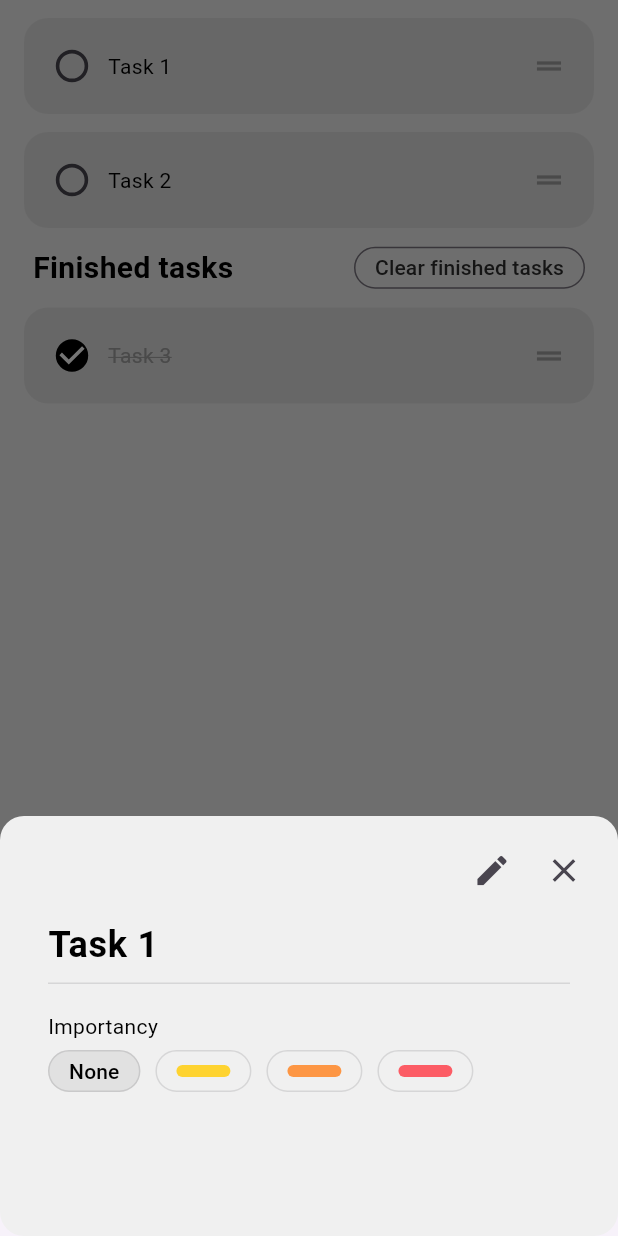
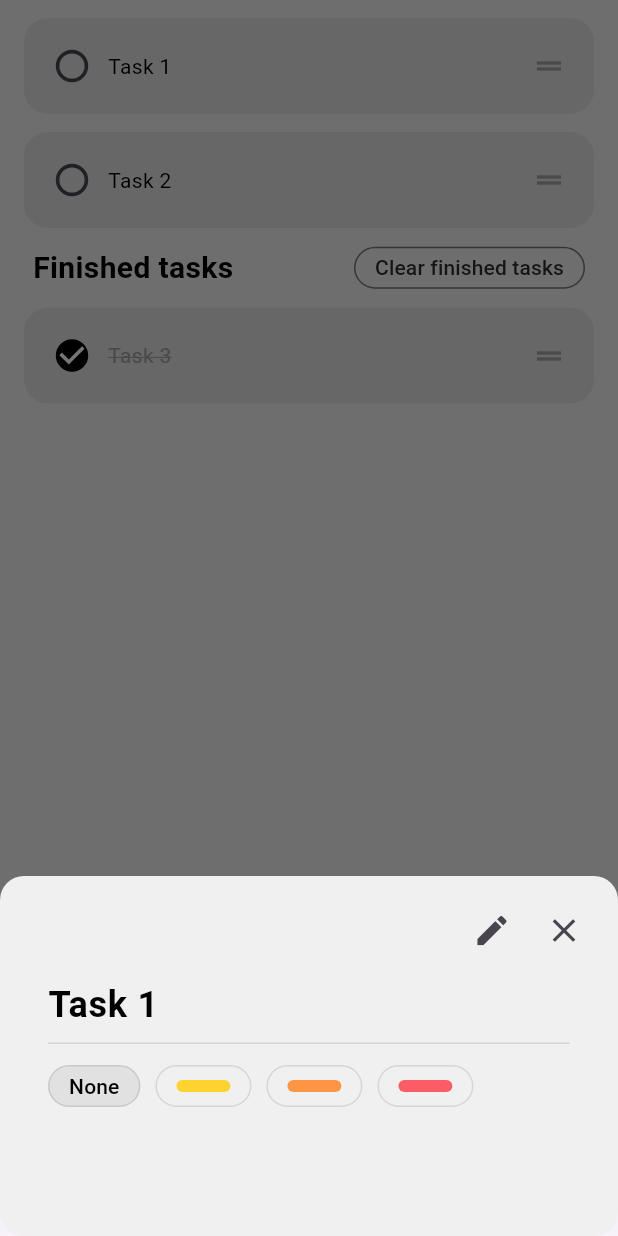
Before and after one commit to Lund2005/simple_todo_app, a Flutter app: the screen it shows after launch, after a tap on "Task 1", on a phone screen of 412 x 824 dp. Run offline on Flutter 3.47's test engine with Material 3 defaults, Android fonts, the light colour scheme and no system bars.

Commit message:
Minor fixes

```diff
--- a/lib/edit_window.dart
+++ b/lib/edit_window.dart
@@ -63,10 +63,14 @@ class _EditWindowState extends State<EditWindow> {
                     //SizedBox for button click animation fix
                     SizedBox(width: 0),
                     IconButton(
-                      onPressed: () {
-                        widget.onSave(importancyIndex);
-                        Navigator.pop(context);
-                      },
+                      onPressed:
+                          widget.textController.text.isNotEmpty
+                              ? () {
+                                widget.onSave(importancyIndex);
+                                Navigator.pop(context);
+                                FocusScope.of(context).unfocus();
+                              }
+                              : null,
                       icon: Icon(Icons.check),
                       iconSize: 26,
                     ),
@@ -94,12 +98,7 @@ class _EditWindowState extends State<EditWindow> {
                   fontWeight: FontWeight.bold,
                 ),
               ),
-              SizedBox(height: 18),
-              Text(
-                'Importancy',
-                style: TextStyle(color: ColorPalette.onBackground),
-              ),
-              SizedBox(height: 6),
+              SizedBox(height: 14),
               Row(
                 children: [
                   SmallButton(
--- a/lib/home_page.dart
+++ b/lib/home_page.dart
@@ -83,6 +83,7 @@ class _HomePageState extends State<HomePage> {
 
   //display task edit window
   void displayEditWindow(int taskIndex) {
+    FocusScope.of(context).unfocus();
     _editingFieldController.text = todos[taskIndex].name;
     showModalBottomSheet(
       context: context,
@@ -99,7 +100,7 @@ class _HomePageState extends State<HomePage> {
             ),
             padding: EdgeInsets.only(left: 12, right: 12, top: 12, bottom: 10),
             width: MediaQuery.of(context).size.width,
-            height: 280,
+            height: 240,
             child: EditWindow(
               textController: _editingFieldController,
               previousImportancyIndex: todos[taskIndex].importancy,
--- a/lib/main.dart
+++ b/lib/main.dart
@@ -1,9 +1,15 @@
 import 'package:flutter/material.dart';
 import 'package:simple_todo/home_page.dart';
 import 'package:simple_todo/util/color_palette.dart';
+import 'package:flutter/services.dart';
 
 void main() {
-  runApp(MyApp());
+  WidgetsFlutterBinding.ensureInitialized();
+  SystemChrome.setPreferredOrientations([DeviceOrientation.portraitUp]).then((
+    _,
+  ) {
+    runApp(MyApp());
+  });
 }
 
 class MyApp extends StatelessWidget {
```
Also changed, not shown: 1 other file.
